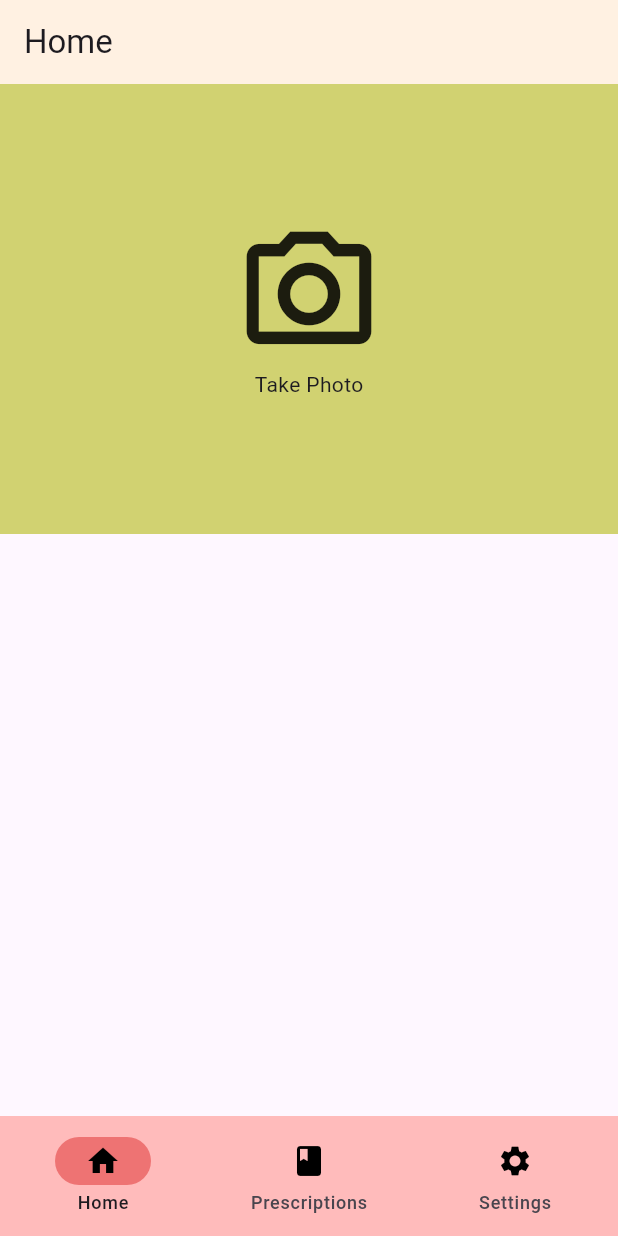
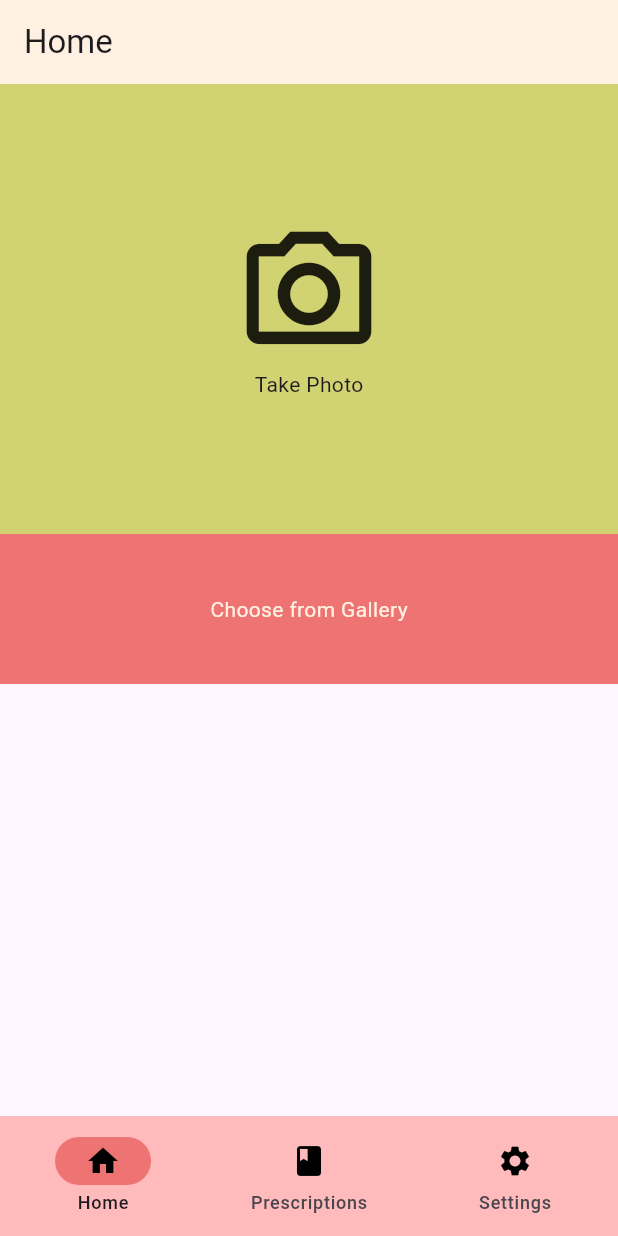
Before and after one commit to bhan-trinh/pill-reminder, a Flutter app: the screen it shows after launch, on a phone screen of 412 x 824 dp. Run offline on Flutter 3.47's test engine with Material 3 defaults, Android fonts, the phone set to English and light mode, and no system bars; our stand-ins replace get, image_picker.

Commit message:
Add choose from gallery in Home

```diff
--- a/frontend/lib/home.dart
+++ b/frontend/lib/home.dart
@@ -55,7 +55,26 @@ class _HomePageState extends State<HomePage> {
                 )
                 ]  )
               ),
-
+          GestureDetector(
+            onTap: () => getImage(ImageSource.gallery),
+              child: Stack (
+                alignment: Alignment.center,
+                children: <Widget> [
+                Container(
+                  height: 100,
+                  alignment: Alignment.topCenter,
+                  decoration: BoxDecoration(color: AppColors.accent1),
+                ),
+                Positioned.fill(
+                    child: Align(
+                      alignment: Alignment.center,
+                      child: Text(
+                        "Choose from Gallery",
+                        style: TextStyle(color: AppColors.primaryBackground),)
+                )
+                )
+                ]  )
+              ),
 
 
       ]
```
